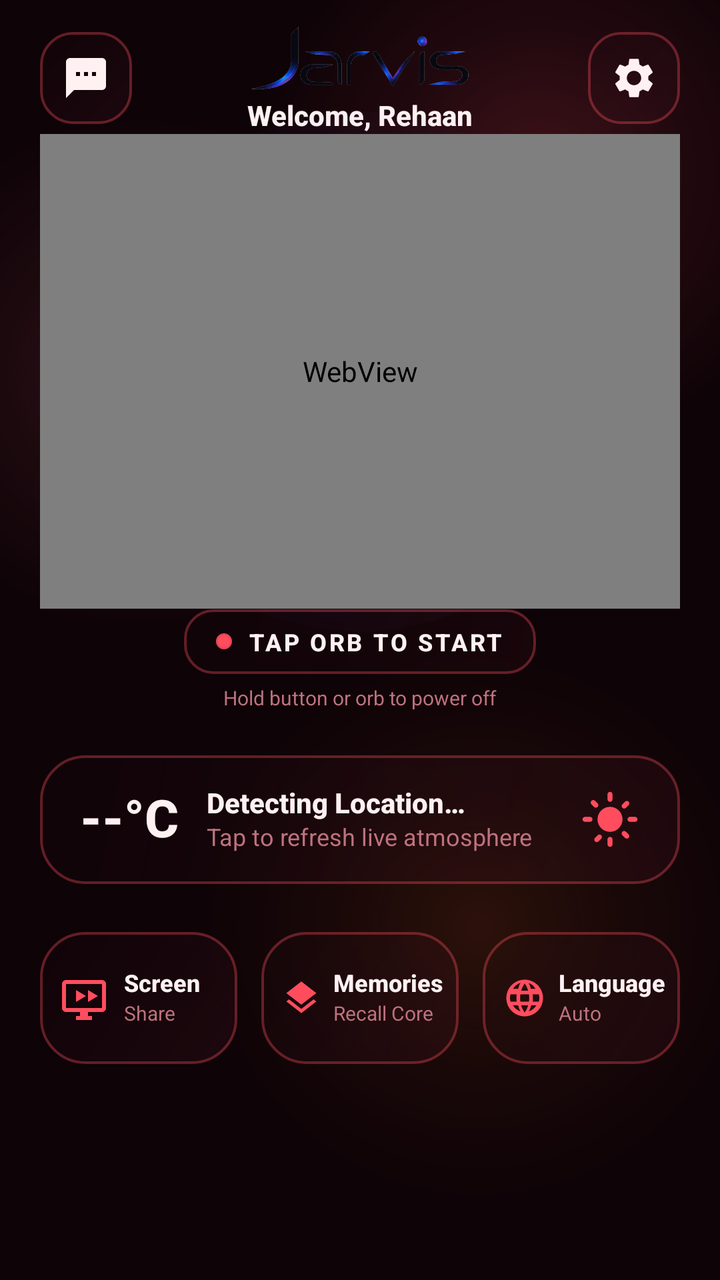
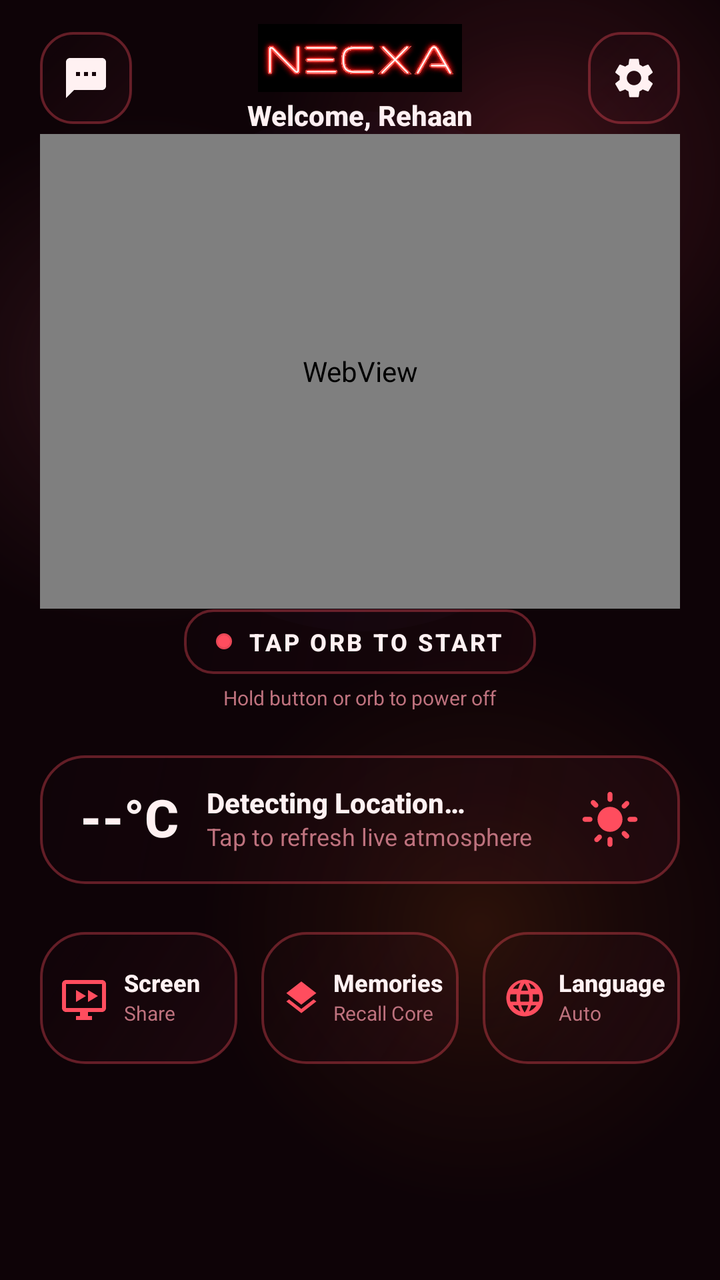

Compare the two renders of this Android layout. The source of the first and the diff that turns it into the second are given below.
<!-- AndroidManifest.xml: application theme Theme.JarvisAssistant -->
<!-- res/layout/fragment_home.xml -->
<?xml version="1.0" encoding="utf-8"?>
<androidx.constraintlayout.widget.ConstraintLayout
    xmlns:android="http://schemas.android.com/apk/res/android"
    xmlns:app="http://schemas.android.com/apk/res-auto"
    android:layout_width="match_parent"
    android:layout_height="match_parent"
    android:background="?attr/themeBg"
    android:clipChildren="false"
    android:clipToPadding="false"
    android:paddingStart="20dp"
    android:paddingEnd="20dp"
    android:paddingTop="16dp"
    android:paddingBottom="96dp">

    
    <View
        android:id="@+id/glowOrbTopRight"
        android:layout_width="280dp"
        android:layout_height="280dp"
        android:layout_marginTop="-70dp"
        android:layout_marginEnd="-70dp"
        android:background="?attr/themeGlowBlob1"
        app:layout_constraintTop_toTopOf="parent"
        app:layout_constraintEnd_toEndOf="parent" />

    <View
        android:id="@+id/glowOrbCenterLeft"
        android:layout_width="260dp"
        android:layout_height="260dp"
        android:layout_marginStart="-80dp"
        android:background="?attr/themeGlowBlob2"
        app:layout_constraintTop_toTopOf="@id/orbContainer"
        app:layout_constraintBottom_toBottomOf="@id/orbContainer"
        app:layout_constraintStart_toStartOf="parent" />

    <View
        android:id="@+id/glowOrbBottom"
        android:layout_width="280dp"
        android:layout_height="280dp"
        android:layout_marginBottom="-60dp"
        android:layout_marginEnd="-40dp"
        android:background="?attr/themeGlowBlob3"
        app:layout_constraintBottom_toBottomOf="parent"
        app:layout_constraintEnd_toEndOf="parent" />

    
    <ImageButton
        android:id="@+id/btnTopChat"
        android:layout_width="46dp"
        android:layout_height="46dp"
        android:background="@drawable/bg_jarvis_icon_square"
        android:src="@drawable/ic_chat_bubble"
        app:tint="?attr/themeTextPrimary"
        android:contentDescription="Chat"
        app:layout_constraintTop_toTopOf="parent"
        app:layout_constraintStart_toStartOf="parent" />

    <LinearLayout
        android:id="@+id/layoutTitle"
        android:layout_width="wrap_content"
        android:layout_height="wrap_content"
        android:orientation="vertical"
        android:gravity="center"
        app:layout_constraintTop_toTopOf="@id/btnTopChat"
        app:layout_constraintBottom_toBottomOf="@id/btnTopChat"
        app:layout_constraintStart_toStartOf="parent"
        app:layout_constraintEnd_toEndOf="parent">

        <ImageView
            android:id="@+id/ivHeaderJarvisLogo"
            android:layout_width="110dp"
            android:layout_height="34dp"
            android:src="@drawable/ic_jarvis_logo"
            android:scaleType="fitCenter"
            android:contentDescription="Jarvis Logo" />

        <TextView
            android:id="@+id/tvGreeting"
            android:layout_width="wrap_content"
            android:layout_height="wrap_content"
            android:text="Welcome, Rehaan"
            android:textColor="?attr/themeTextPrimary"
            android:textSize="14sp"
            android:textStyle="bold"
            android:fontFamily="sans-serif-medium"
            android:layout_marginTop="2dp" />
    </LinearLayout>

    <ImageButton
        android:id="@+id/btnTopSettings"
        android:layout_width="46dp"
        android:layout_height="46dp"
        android:background="@drawable/bg_jarvis_icon_square"
        android:src="@drawable/ic_nav_settings"
        app:tint="?attr/themeTextPrimary"
        android:contentDescription="Settings"
        app:layout_constraintTop_toTopOf="parent"
        app:layout_constraintEnd_toEndOf="parent" />

    
    <FrameLayout
        android:id="@+id/orbContainer"
        android:layout_width="match_parent"
        android:layout_height="0dp"
        android:clipChildren="false"
        android:clipToPadding="false"
        app:layout_constraintHeight_percent="0.45"
        app:layout_constraintVertical_bias="0.45"
        app:layout_constraintTop_toBottomOf="@id/layoutTitle"
        app:layout_constraintBottom_toTopOf="@id/layoutStatusIndicator"
        app:layout_constraintStart_toStartOf="parent"
        app:layout_constraintEnd_toEndOf="parent">

        <View
            android:id="@+id/orbHaloRing"
            android:layout_width="260dp"
            android:layout_height="260dp"
            android:layout_gravity="center"
            android:background="@drawable/bg_jarvis_orb_halo" />

        <WebView
            android:id="@+id/orbWebView"
            android:layout_width="match_parent"
            android:layout_height="match_parent"
            android:layout_gravity="center"
            android:background="@android:color/transparent" />
    </FrameLayout>

    
    <LinearLayout
        android:id="@+id/layoutStatusIndicator"
        android:layout_width="wrap_content"
        android:layout_height="wrap_content"
        android:orientation="vertical"
        android:gravity="center"
        android:layout_marginBottom="22dp"
        app:layout_constraintBottom_toTopOf="@id/cardWeather"
        app:layout_constraintStart_toStartOf="parent"
        app:layout_constraintEnd_toEndOf="parent">

        <LinearLayout
            android:layout_width="wrap_content"
            android:layout_height="wrap_content"
            android:orientation="horizontal"
            android:gravity="center_vertical"
            android:background="@drawable/bg_jarvis_status_badge"
            android:paddingHorizontal="16dp"
            android:paddingVertical="8dp">

            <View
                android:id="@+id/dotStatusGlow"
                android:layout_width="8dp"
                android:layout_height="8dp"
                android:background="@drawable/bg_jarvis_mic_center"
                android:backgroundTint="?attr/themeAccent" />

            <TextView
                android:id="@+id/tvListeningStatus"
                android:layout_width="wrap_content"
                android:layout_height="wrap_content"
                android:text="TAP ORB TO START"
                android:textColor="?attr/themeTextPrimary"
                android:textSize="12sp"
                android:letterSpacing="0.10"
                android:textStyle="bold"
                android:fontFamily="sans-serif-medium"
                android:layout_marginStart="8dp" />
        </LinearLayout>

        <TextView
            android:id="@+id/tvHoldHint"
            android:layout_width="wrap_content"
            android:layout_height="wrap_content"
            android:text="Hold button or orb to power off"
            android:textColor="?attr/themeTextMuted"
            android:textSize="10sp"
            android:fontFamily="sans-serif"
            android:layout_marginTop="5dp" />
    </LinearLayout>

    
    <LinearLayout
        android:id="@+id/cardWeather"
        android:layout_width="match_parent"
        android:layout_height="wrap_content"
        android:orientation="horizontal"
        android:gravity="center_vertical"
        android:background="@drawable/bg_jarvis_action_card"
        android:paddingStart="20dp"
        android:paddingEnd="20dp"
        android:paddingTop="16dp"
        android:paddingBottom="16dp"
        android:clickable="true"
        android:focusable="true"
        android:layout_marginBottom="24dp"
        app:layout_constraintBottom_toTopOf="@id/layoutActionGrid"
        app:layout_constraintStart_toStartOf="parent"
        app:layout_constraintEnd_toEndOf="parent">

        <TextView
            android:id="@+id/tvTemperature"
            android:layout_width="wrap_content"
            android:layout_height="wrap_content"
            android:text="--°C"
            android:textColor="?attr/themeTextPrimary"
            android:textSize="26sp"
            android:fontFamily="sans-serif-medium"
            android:textStyle="bold"
            android:includeFontPadding="false"
            android:layout_marginEnd="14dp" />

        <LinearLayout
            android:layout_width="0dp"
            android:layout_height="wrap_content"
            android:layout_weight="1"
            android:orientation="vertical">

            <TextView
                android:id="@+id/tvWeatherCondition"
                android:layout_width="wrap_content"
                android:layout_height="wrap_content"
                android:text="Detecting Location&#8230;"
                android:textColor="?attr/themeTextPrimary"
                android:textSize="14sp"
                android:fontFamily="sans-serif-medium"
                android:textStyle="bold"
                android:includeFontPadding="false" />

            <TextView
                android:id="@+id/tvWeatherDetails"
                android:layout_width="wrap_content"
                android:layout_height="wrap_content"
                android:text="Tap to refresh live atmosphere"
                android:textColor="?attr/themeTextMuted"
                android:textSize="12sp"
                android:fontFamily="sans-serif"
                android:includeFontPadding="false"
                android:layout_marginTop="2dp" />
        </LinearLayout>

        <ImageView
            android:id="@+id/ivWeatherIcon"
            android:layout_width="30dp"
            android:layout_height="30dp"
            android:src="@drawable/ic_weather_sun"
            app:tint="?attr/themeAccent"
            android:contentDescription="Weather"
            android:layout_marginStart="8dp" />
    </LinearLayout>

    
    <LinearLayout
        android:id="@+id/layoutActionGrid"
        android:layout_width="match_parent"
        android:layout_height="wrap_content"
        android:orientation="horizontal"
        android:layout_marginBottom="12dp"
        app:layout_constraintBottom_toBottomOf="parent"
        app:layout_constraintStart_toStartOf="parent"
        app:layout_constraintEnd_toEndOf="parent">

        
        <LinearLayout
            android:id="@+id/btnScreenShareQuick"
            android:layout_width="0dp"
            android:layout_height="66dp"
            android:layout_weight="1"
            android:layout_marginEnd="6dp"
            android:background="@drawable/bg_jarvis_action_card"
            android:orientation="horizontal"
            android:gravity="center_vertical"
            android:paddingStart="10dp"
            android:paddingEnd="6dp"
            android:clickable="true"
            android:focusable="true"
            android:contentDescription="Start or stop screen sharing">

            <ImageView
                android:layout_width="24dp"
                android:layout_height="24dp"
                android:src="@drawable/ic_screen_share"
                app:tint="?attr/themeAccent"
                android:layout_marginEnd="8dp" />

            <LinearLayout
                android:layout_width="wrap_content"
                android:layout_height="wrap_content"
                android:orientation="vertical">

                <TextView
                    android:layout_width="wrap_content"
                    android:layout_height="wrap_content"
                    android:text="Screen"
                    android:textColor="?attr/themeTextPrimary"
                    android:textSize="12sp"
                    android:textStyle="bold"
                    android:fontFamily="sans-serif-medium"
                    android:includeFontPadding="false" />

                <TextView
                    android:id="@+id/tvQuickScreenShareStatus"
                    android:layout_width="wrap_content"
                    android:layout_height="wrap_content"
                    android:text="Share"
                    android:textColor="?attr/themeTextMuted"
                    android:textSize="10sp"
                    android:fontFamily="sans-serif"
                    android:includeFontPadding="false"
                    android:layout_marginTop="2dp" />
            </LinearLayout>
        </LinearLayout>

        
        <LinearLayout
            android:id="@+id/btnSavedMemories"
            android:layout_width="0dp"
            android:layout_height="66dp"
            android:layout_weight="1"
            android:layout_marginStart="6dp"
            android:layout_marginEnd="6dp"
            android:background="@drawable/bg_jarvis_action_card"
            android:orientation="horizontal"
            android:gravity="center_vertical"
            android:paddingStart="10dp"
            android:paddingEnd="6dp"
            android:clickable="true"
            android:focusable="true">

            <ImageView
                android:layout_width="20dp"
                android:layout_height="20dp"
                android:src="@drawable/ic_stack_memory"
                app:tint="?attr/themeAccent"
                android:layout_marginEnd="6dp" />

            <LinearLayout
                android:layout_width="wrap_content"
                android:layout_height="wrap_content"
                android:orientation="vertical">

                <TextView
                    android:layout_width="wrap_content"
                    android:layout_height="wrap_content"
                    android:text="Memories"
                    android:textColor="?attr/themeTextPrimary"
                    android:textSize="12sp"
                    android:textStyle="bold"
                    android:fontFamily="sans-serif-medium"
                    android:includeFontPadding="false" />

                <TextView
                    android:layout_width="wrap_content"
                    android:layout_height="wrap_content"
                    android:text="Recall Core"
                    android:textColor="?attr/themeTextMuted"
                    android:textSize="10sp"
                    android:fontFamily="sans-serif"
                    android:includeFontPadding="false"
                    android:layout_marginTop="2dp" />
            </LinearLayout>
        </LinearLayout>

        
        <LinearLayout
            android:id="@+id/btnConversationLanguageQuick"
            android:layout_width="0dp"
            android:layout_height="66dp"
            android:layout_weight="1"
            android:layout_marginStart="6dp"
            android:background="@drawable/bg_jarvis_action_card"
            android:orientation="horizontal"
            android:gravity="center_vertical"
            android:paddingStart="10dp"
            android:paddingEnd="6dp"
            android:clickable="true"
            android:focusable="true">

            <ImageView
                android:layout_width="22dp"
                android:layout_height="22dp"
                android:src="@drawable/ic_settings_language"
                app:tint="?attr/themeAccent"
                android:layout_marginEnd="6dp" />

            <LinearLayout
                android:layout_width="wrap_content"
                android:layout_height="wrap_content"
                android:orientation="vertical">

                <TextView
                    android:layout_width="wrap_content"
                    android:layout_height="wrap_content"
                    android:text="Language"
                    android:textColor="?attr/themeTextPrimary"
                    android:textSize="12sp"
                    android:textStyle="bold"
                    android:fontFamily="sans-serif-medium"
                    android:includeFontPadding="false" />

                <TextView
                    android:id="@+id/tvQuickLanguageStatus"
                    android:layout_width="wrap_content"
                    android:layout_height="wrap_content"
                    android:text="Auto"
                    android:textColor="?attr/themeTextMuted"
                    android:textSize="10sp"
                    android:fontFamily="sans-serif"
                    android:singleLine="true"
                    android:maxLines="1"
                    android:ellipsize="end"
                    android:includeFontPadding="false"
                    android:layout_marginTop="2dp" />
            </LinearLayout>
        </LinearLayout>

    </LinearLayout>

    
    <LinearLayout
        android:id="@+id/cardLiveError"
        android:layout_width="0dp"
        android:layout_height="wrap_content"
        android:orientation="vertical"
        android:background="@drawable/bg_jarvis_error_card"
        android:padding="20dp"
        android:layout_marginStart="24dp"
        android:layout_marginEnd="24dp"
        android:elevation="32dp"
        android:translationZ="32dp"
        android:clickable="true"
        android:focusable="true"
        android:visibility="gone"
        app:layout_constraintTop_toTopOf="@id/orbContainer"
        app:layout_constraintBottom_toBottomOf="@id/orbContainer"
        app:layout_constraintStart_toStartOf="parent"
        app:layout_constraintEnd_toEndOf="parent">

        <LinearLayout
            android:layout_width="match_parent"
            android:layout_height="wrap_content"
            android:orientation="horizontal"
            android:gravity="center_vertical">

            <ImageView
                android:id="@+id/ivLiveErrorIcon"
                android:layout_width="24dp"
                android:layout_height="24dp"
                android:src="@drawable/ic_warning"
                app:tint="#EF4444" />

            <TextView
                android:id="@+id/tvLiveErrorTitle"
                android:layout_width="0dp"
                android:layout_height="wrap_content"
                android:layout_weight="1"
                android:layout_marginStart="10dp"
                android:text="API KEY ERROR"
                android:textColor="#EF4444"
                android:textSize="14sp"
                android:letterSpacing="0.08"
                android:fontFamily="sans-serif-medium"
                android:textStyle="bold" />

            <ImageButton
                android:id="@+id/btnDismissLiveError"
                android:layout_width="36dp"
                android:layout_height="36dp"
                android:background="?attr/selectableItemBackgroundBorderless"
                android:src="@drawable/ic_close"
                app:tint="?attr/themeTextMuted"
                android:contentDescription="Dismiss" />
        </LinearLayout>

        <TextView
            android:id="@+id/tvLiveErrorMessage"
            android:layout_width="match_parent"
            android:layout_height="wrap_content"
            android:layout_marginTop="10dp"
            android:text="Google rejected the API key: 400 Bad Request. Please update your API key in Settings."
            android:textColor="?attr/themeTextPrimary"
            android:textSize="13sp"
            android:lineSpacingExtra="3dp" />

        <Button
            android:id="@+id/btnFixLiveError"
            android:layout_width="wrap_content"
            android:layout_height="40dp"
            android:layout_marginTop="14dp"
            android:paddingHorizontal="20dp"
            android:text="OPEN API SETTINGS"
            android:textSize="12sp"
            android:textStyle="bold"
            android:background="@drawable/bg_jarvis_pill_button"
            app:backgroundTint="@null"
            android:textColor="#FFFFFF" />
    </LinearLayout>

</androidx.constraintlayout.widget.ConstraintLayout>
<!-- resources referenced by this layout -->
<resources>
  <!-- drawable bg_jarvis_error_card (drawable) -->
  <?xml version="1.0" encoding="utf-8"?>
  <shape xmlns:android="http://schemas.android.com/apk/res/android"
      android:shape="rectangle">
      <corners android:radius="24dp" />
      <gradient
          android:type="linear"
          android:angle="135"
          android:startColor="#F51A1014"
          android:endColor="#F50D080C" />
      <stroke
          android:width="1.5dp"
          android:color="#EF4444" />
  </shape>
  <!-- drawable bg_jarvis_orb_halo (drawable) -->
  <?xml version="1.0" encoding="utf-8"?>
  <shape xmlns:android="http://schemas.android.com/apk/res/android"
      android:shape="oval">
      <gradient
          android:type="radial"
          android:gradientRadius="160dp"
          android:startColor="#1F5B8CFF"
          android:centerColor="#0D8B5CF6"
          android:endColor="#00000000" />
  </shape>
  <!-- drawable ic_chat_bubble (drawable) -->
  <vector xmlns:android="http://schemas.android.com/apk/res/android"
      android:width="24dp"
      android:height="24dp"
      android:viewportWidth="24"
      android:viewportHeight="24">
      <path
          android:fillColor="@color/naira_red_bright"
          android:pathData="M20,2H4C2.9,2 2,2.9 2,4v18l4,-4h14c1.1,0 2,-0.9 2,-2V4C22,2.9 21.1,2 20,2zM7,9h2v2H7V9zm4,0h2v2h-2V9zm4,0h2v2h-2V9z" />
  </vector>
  <!-- drawable ic_close (drawable) -->
  <vector xmlns:android="http://schemas.android.com/apk/res/android"
      android:width="24dp"
      android:height="24dp"
      android:viewportWidth="24"
      android:viewportHeight="24">
    <path
        android:fillColor="#FFFFFFFF"
        android:pathData="M19,6.41L17.59,5 12,10.59 6.41,5 5,6.41 10.59,12 5,17.59 6.41,19 12,13.41 17.59,19 19,17.59 13.41,12z"/>
  </vector>
  <!-- drawable ic_jarvis_logo: png bitmap (drawable, 82000 bytes) -->
  <!-- drawable ic_stack_memory (drawable) -->
  <vector xmlns:android="http://schemas.android.com/apk/res/android"
      android:width="20dp"
      android:height="20dp"
      android:viewportWidth="24"
      android:viewportHeight="24">
      <path
          android:fillColor="#FFFFFF"
          android:pathData="M11.99,18.54l-7.37,-5.73L3,14.07l9,7 9,-7 -1.63,-1.27zM12,16l7.36,-5.73L21,9.07l-9,-7 -9,7 1.63,1.27z" />
  </vector>
  <!-- drawable ic_warning (drawable) -->
  <vector xmlns:android="http://schemas.android.com/apk/res/android"
      android:width="24dp"
      android:height="24dp"
      android:viewportWidth="24"
      android:viewportHeight="24">
    <path
        android:fillColor="#FFFFFFFF"
        android:pathData="M1,21h22L12,2 1,21zM13,18h-2v-2h2v2zM13,14h-2v-4h2v4z"/>
  </vector>
  <style name="Theme.JarvisAssistant" parent="Theme.JarvisAssistant.Red" />
  <color name="naira_red_bright">#FF3B30</color>
  <color name="naira_text_pink">#D4D4D4</color>
  <!-- drawable bg_liquid_glow_red_1 (drawable) -->
  <?xml version="1.0" encoding="utf-8"?>
  <shape xmlns:android="http://schemas.android.com/apk/res/android"
      android:shape="oval">
      <gradient
          android:type="radial"
          android:gradientRadius="140dp"
          android:startColor="#33FF4D5E"
          android:centerColor="#14FF4D5E"
          android:endColor="#00FF4D5E" />
  </shape>
  <!-- drawable bg_liquid_glow_red_2 (drawable) -->
  <?xml version="1.0" encoding="utf-8"?>
  <shape xmlns:android="http://schemas.android.com/apk/res/android"
      android:shape="oval">
      <gradient
          android:type="radial"
          android:gradientRadius="130dp"
          android:startColor="#26FB7185"
          android:centerColor="#0FFB7185"
          android:endColor="#00FB7185" />
  </shape>
  <!-- drawable bg_liquid_glow_red_3 (drawable) -->
  <?xml version="1.0" encoding="utf-8"?>
  <shape xmlns:android="http://schemas.android.com/apk/res/android"
      android:shape="oval">
      <gradient
          android:type="radial"
          android:gradientRadius="140dp"
          android:startColor="#20F97316"
          android:centerColor="#0CF97316"
          android:endColor="#00F97316" />
  </shape>
  <!-- unchanged entries left out for length: 10 -->
</resources>

<!-- the commit's change to res/layout/fragment_home.xml (unified diff, before → after) -->
@@ -67,12 +67,12 @@
         app:layout_constraintEnd_toEndOf="parent">
 
         <ImageView
-            android:id="@+id/ivHeaderJarvisLogo"
+            android:id="@+id/ivHeaderNECXALogo"
             android:layout_width="110dp"
             android:layout_height="34dp"
-            android:src="@drawable/ic_jarvis_logo"
+            android:src="@drawable/ic_necxa_logo"
             android:scaleType="fitCenter"
-            android:contentDescription="Jarvis Logo" />
+            android:contentDescription="NECXA Logo" />
 
         <TextView
             android:id="@+id/tvGreeting"
<!-- resource entries referenced after the edit -->
@@ -45,7 +45,7 @@
         android:fillColor="#FFFFFFFF"
         android:pathData="M19,6.41L17.59,5 12,10.59 6.41,5 5,6.41 10.59,12 5,17.59 6.41,19 12,13.41 17.59,19 19,17.59 13.41,12z"/>
   </vector>
-  <!-- drawable ic_jarvis_logo: png bitmap (drawable, 82000 bytes) -->
+  <!-- drawable ic_necxa_logo: png bitmap (drawable, 975743 bytes) -->
   <!-- drawable ic_stack_memory (drawable) -->
   <vector xmlns:android="http://schemas.android.com/apk/res/android"
       android:width="20dp"
